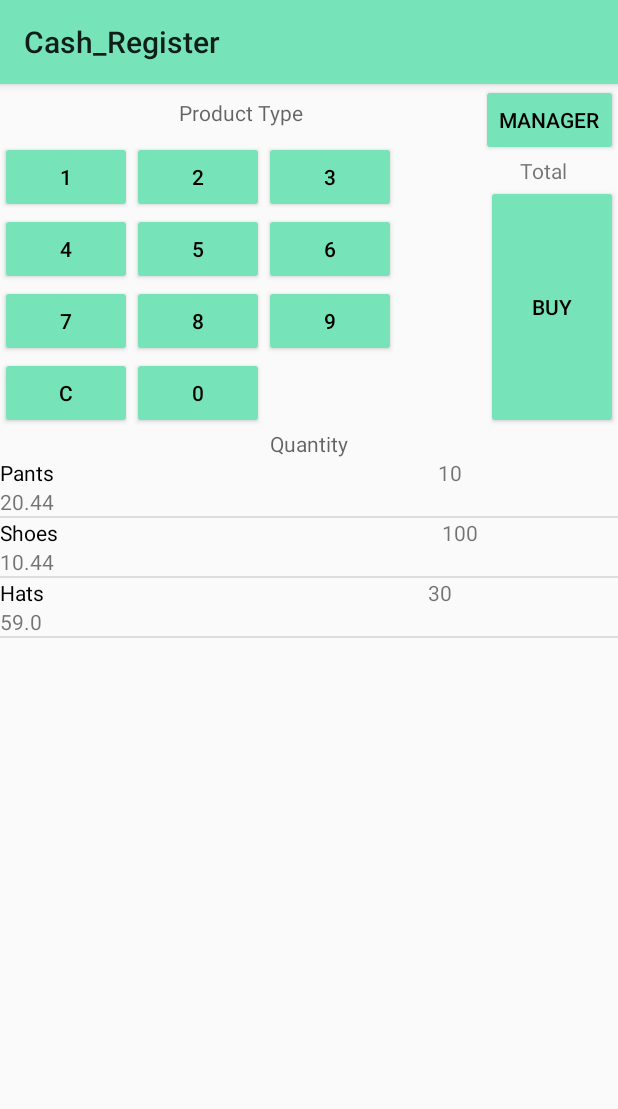
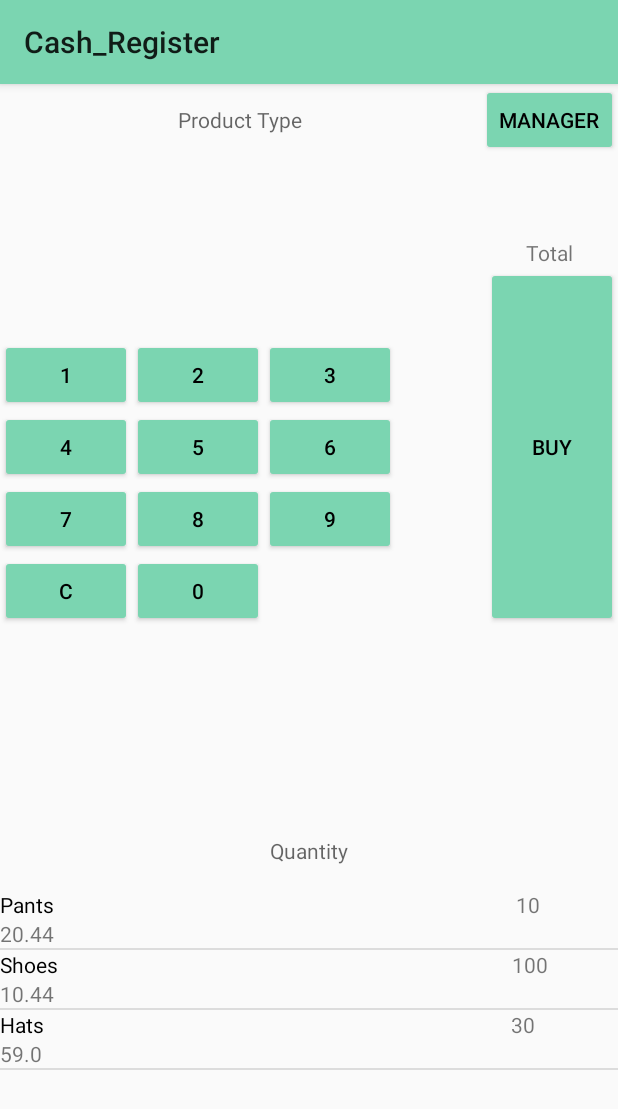
Before and after one commit to mays4/Cash_Register, an Android app: the screen it shows after launch (MainActivity), on a phone screen of 412 x 824 dp. Shown: the top 1109 px of the screen. Run offline under Robolectric (Android 15) with nearby library versions, the phone set to English and light mode, and no system bars.

Commit message:
Clean some codes and change in design

```diff
--- a/app/src/main/java/com/example/cash_register/MainActivity.java
+++ b/app/src/main/java/com/example/cash_register/MainActivity.java
@@ -29,10 +29,21 @@ public class MainActivity extends AppCompatActivity implements View.OnClickListe
     Double priceOfItem;
     String product_name ;
     ProductsBaseAdapter productsBaseAdapter;
-
+//    private static final String KEY_QUANTITY = "quantity";
+    private static final String KEY_TEXT_INPUT = "text_input";
+    private static final String KEY_TOTAL = "total";
     @Override
     protected void onCreate(Bundle savedInstanceState) {
+
         super.onCreate(savedInstanceState);
+//        if (savedInstanceState != null) {
+//            displayQuantity.setText(savedInstanceState.getString("quantity", ""));
+//            text_input.setText(savedInstanceState.getString(KEY_TEXT_INPUT, ""));
+//            displayTotal.setText(savedInstanceState.getString(KEY_TOTAL, ""));
+//            selectedProductIndex = savedInstanceState.getInt("selectedProductIndex", -1);
+//
+//
+//        }
         setContentView(R.layout.activity_main);
         displayQuantity = findViewById(R.id.quantity);
         displayTotal = findViewById(R.id.total);
@@ -83,6 +94,8 @@ public class MainActivity extends AppCompatActivity implements View.OnClickListe
           });
 
     }
+
+
 
     @SuppressLint("SetTextI18n")
     @Override
--- a/app/src/main/res/layout/activity_main.xml
+++ b/app/src/main/res/layout/activity_main.xml
@@ -9,25 +9,37 @@
 
     <TextView
         android:id="@+id/textView"
-        android:layout_width="292dp"
-        android:layout_height="38dp"
+        android:layout_width="wrap_content"
+        android:layout_height="0dp"
         android:gravity="center"
         android:hint="@string/product_type"
-        app:layout_constraintBottom_toTopOf="@+id/table"
+        app:layout_constraintBottom_toBottomOf="@+id/manger"
         app:layout_constraintEnd_toStartOf="@+id/manger"
         app:layout_constraintStart_toStartOf="parent"
-        app:layout_constraintTop_toTopOf="parent" />
+        app:layout_constraintTop_toTopOf="parent"
+
+        />
+
     <Button
         android:id="@+id/manger"
-        android:layout_width="wrap_content"
+        android:layout_width="0dp"
         android:layout_height="wrap_content"
         android:backgroundTint="@color/DarkSeaGreen"
         android:text="@string/manger"
         android:textColor="@color/black"
-        app:layout_constraintBottom_toTopOf="@+id/total"
+        app:layout_constraintBottom_toBottomOf="@+id/textView"
         app:layout_constraintEnd_toEndOf="parent"
-        app:layout_constraintHorizontal_bias="1.0"
-        app:layout_constraintTop_toTopOf="parent" />
+        app:layout_constraintTop_toTopOf="parent"
+        app:layout_constraintVertical_bias="0.1" />
+
+
+    <androidx.constraintlayout.widget.Guideline
+        android:id="@+id/guideline"
+        android:layout_width="wrap_content"
+        android:layout_height="wrap_content"
+        android:orientation="horizontal"
+        app:layout_constraintGuide_percent="0.23" />
+
 
     <TableLayout
         android:id="@+id/table"
@@ -35,7 +47,9 @@
         android:layout_height="wrap_content"
         android:weightSum="4"
         app:layout_constraintStart_toStartOf="parent"
-        app:layout_constraintTop_toBottomOf="@+id/textView">
+        app:layout_constraintTop_toBottomOf="@+id/textView"
+        app:layout_constraintBottom_toTopOf="@+id/guideline3"
+        >
 
         <TableRow
             android:layout_width="wrap_content"
@@ -168,18 +182,24 @@
         </TableRow>
     </TableLayout>
 
+    <androidx.constraintlayout.widget.Guideline
+        android:id="@+id/guideline3"
+        android:layout_width="wrap_content"
+        android:layout_height="wrap_content"
+        android:orientation="horizontal"
+        app:layout_constraintGuide_percent="0.63" />
+    <TextView
+        android:id="@+id/total"
+        android:layout_width="wrap_content"
+        android:layout_height="wrap_content"
+        android:text="@string/total"
+        android:textAlignment="center"
+        app:layout_constraintStart_toStartOf="@id/manger"
+        app:layout_constraintEnd_toEndOf="parent"
+        app:layout_constraintTop_toBottomOf="@id/manger"
+        app:layout_constraintBottom_toBottomOf="@+id/guideline"/>
 
 
-
-    <TextView
-        android:id="@+id/total"
-        android:layout_width="100dp"
-        android:layout_height="wrap_content"
-
-        android:text="@string/total"
-        android:textAlignment="center"
-        app:layout_constraintEnd_toEndOf="parent"
-        app:layout_constraintTop_toBottomOf="@id/manger" />
     <Button
         android:id="@+id/buy"
         android:layout_width="wrap_content"
@@ -187,167 +207,32 @@
         android:backgroundTint="@color/DarkSeaGreen"
         android:text="@string/buy"
         android:textColor="@color/black"
+        app:layout_constraintBottom_toBottomOf="@id/table"
         app:layout_constraintEnd_toEndOf="parent"
         app:layout_constraintHorizontal_bias="1.0"
         app:layout_constraintStart_toEndOf="@+id/table"
-        app:layout_constraintTop_toBottomOf="@+id/total"
-        app:layout_constraintBottom_toBottomOf="@id/table"
-        />
+        app:layout_constraintTop_toBottomOf="@id/total" />
 
-<!--    <Button-->
-<!--        android:id="@+id/one"-->
-<!--        android:layout_width="wrap_content"-->
-<!--        android:layout_height="0dp"-->
-<!--        android:backgroundTint="@color/DarkSeaGreen"-->
-<!--        android:text="@string/one"-->
-<!--        android:textColor="@color/black"-->
-
-<!--        app:layout_constraintHorizontal_chainStyle="spread"-->
-<!--        app:layout_constraintStart_toStartOf="parent"-->
-<!--        app:layout_constraintTop_toBottomOf="@+id/textView" />-->
-
-<!--    <Button-->
-<!--        android:id="@+id/two"-->
-<!--        android:layout_width="wrap_content"-->
-<!--        android:layout_height="0dp"-->
-<!--        android:backgroundTint="@color/DarkSeaGreen"-->
-<!--        android:text="@string/two"-->
-<!--        android:textColor="@color/black"-->
-
-<!--        app:layout_constraintTop_toBottomOf="@+id/textView"-->
-<!--        app:layout_constraintStart_toEndOf="@id/one"-->
-
-
-<!--    />-->
-<!--    <Button-->
-<!--        android:id="@+id/three"-->
-<!--        android:layout_width="wrap_content"-->
-<!--        android:layout_height="0dp"-->
-<!--        android:backgroundTint="@color/DarkSeaGreen"-->
-<!--        android:text="@string/three"-->
-<!--        android:textColor="@color/black"-->
-<!--        app:layout_constraintTop_toBottomOf="@+id/textView"-->
-<!--        app:layout_constraintStart_toEndOf="@id/two"-->
-<!--        app:layout_constraintHorizontal_chainStyle="spread"-->
-
-<!--        />-->
-
-
-<!--    <Button-->
-<!--        android:id="@+id/four"-->
-<!--        android:layout_width="wrap_content"-->
-<!--        android:layout_height="0dp"-->
-<!--        android:backgroundTint="@color/DarkSeaGreen"-->
-<!--        android:text="@string/four"-->
-<!--        android:textColor="@color/black"-->
-<!--        app:layout_constraintStart_toStartOf="parent"-->
-<!--        app:layout_constraintTop_toBottomOf="@id/one"-->
-<!--        />-->
-
-<!--    <Button-->
-<!--        android:id="@+id/five"-->
-<!--        android:layout_width="wrap_content"-->
-<!--        android:layout_height="0dp"-->
-<!--        android:backgroundTint="@color/DarkSeaGreen"-->
-<!--        android:text="@string/five"-->
-<!--        android:textColor="@color/black"-->
-<!--        app:layout_constraintTop_toBottomOf="@id/two"-->
-<!--        app:layout_constraintStart_toEndOf="@id/four"-->
-
-<!--        />-->
-
-<!--    <Button-->
-<!--        android:id="@+id/six"-->
-<!--        android:layout_width="wrap_content"-->
-<!--        android:layout_height="0dp"-->
-<!--        android:backgroundTint="@color/DarkSeaGreen"-->
-<!--        android:text="@string/six"-->
-<!--        android:textColor="@color/black"-->
-
-<!--        app:layout_constraintTop_toBottomOf="@id/three"-->
-<!--        app:layout_constraintStart_toEndOf="@id/five"-->
-<!--         />-->
-
-<!--    <Button-->
-<!--        android:id="@+id/seven"-->
-<!--        android:layout_width="wrap_content"-->
-<!--        android:layout_height="0dp"-->
-<!--        android:backgroundTint="@color/DarkSeaGreen"-->
-<!--        android:text="@string/seven"-->
-<!--        android:textColor="@color/black"-->
-<!--        app:layout_constraintStart_toStartOf="parent"-->
-<!--        app:layout_constraintTop_toBottomOf="@id/four"-->
-<!--        />-->
-
-
-<!--    <Button-->
-<!--        android:id="@+id/eight"-->
-<!--        android:layout_width="wrap_content"-->
-<!--        android:layout_height="0dp"-->
-<!--        android:backgroundTint="@color/DarkSeaGreen"-->
-<!--        android:text="@string/eight"-->
-<!--        android:textColor="@color/black"-->
-
-<!--        app:layout_constraintTop_toBottomOf="@id/five"-->
-<!--        app:layout_constraintStart_toEndOf="@id/seven"-->
-<!--/>-->
-
-<!--    <Button-->
-<!--        android:id="@+id/nine"-->
-<!--        android:layout_width="wrap_content"-->
-<!--        android:layout_height="0dp"-->
-<!--        android:backgroundTint="@color/DarkSeaGreen"-->
-<!--        android:text="@string/nine"-->
-<!--        android:textColor="@color/black"-->
-<!--        app:layout_constraintTop_toBottomOf="@id/six"-->
-<!--        app:layout_constraintStart_toEndOf="@id/eight"-->
-<!--      />-->
-
-<!--    <LinearLayout-->
-<!--        android:id="@+id/linearLayout"-->
-<!--        android:layout_width="wrap_content"-->
-<!--        android:layout_height="0dp"-->
-<!--        android:orientation="horizontal"-->
-<!--        app:layout_constraintStart_toStartOf="parent"-->
-<!--        app:layout_constraintTop_toBottomOf="@id/seven">-->
-
-<!--        <Button-->
-<!--            android:id="@+id/clear"-->
-<!--            android:layout_width="wrap_content"-->
-<!--            android:layout_height="wrap_content"-->
-<!--            android:backgroundTint="@color/DarkSeaGreen"-->
-<!--            android:text="@string/clear"-->
-<!--            android:textColor="@color/black"-->
-<!--            app:layout_constraintTop_toBottomOf="@id/seven"-->
-<!--            />-->
-
-<!--        <Button-->
-<!--            android:id="@+id/zero"-->
-<!--            android:layout_width="wrap_content"-->
-<!--            android:layout_height="wrap_content"-->
-<!--            android:backgroundTint="@color/DarkSeaGreen"-->
-<!--            android:text="@string/zero"-->
-<!--            android:textColor="@color/black"-->
-<!--            app:layout_constraintStart_toEndOf="@id/clear"-->
-<!--            app:layout_constraintTop_toBottomOf="@id/eight"-->
-
-<!--            />-->
-<!--    </LinearLayout>-->
 
     <TextView
         android:id="@+id/quantity"
-        android:layout_width="wrap_content"
+        android:layout_width="0dp"
         android:layout_height="wrap_content"
+        android:gravity="center"
         android:hint="@string/quantity"
         app:layout_constraintEnd_toEndOf="parent"
         app:layout_constraintStart_toStartOf="parent"
-        app:layout_constraintTop_toBottomOf="@+id/table" />
+        app:layout_constraintTop_toBottomOf="@+id/guideline3"
+        app:layout_constraintBottom_toTopOf="@+id/guideline2"/>
+
+
     <androidx.constraintlayout.widget.Guideline
-        android:id="@+id/guideline"
+        android:id="@+id/guideline2"
         android:layout_width="wrap_content"
         android:layout_height="wrap_content"
         android:orientation="horizontal"
-        app:layout_constraintGuide_percent="0.3" />
+        app:layout_constraintGuide_percent="0.7" />
+
     <ListView
         android:id="@+id/product_list"
         android:layout_width="0dp"
@@ -355,9 +240,7 @@
         app:layout_constraintBottom_toBottomOf="parent"
         app:layout_constraintEnd_toEndOf="parent"
         app:layout_constraintStart_toStartOf="parent"
-        app:layout_constraintTop_toBottomOf="@+id/quantity"
-         />
-
+        app:layout_constraintTop_toBottomOf="@+id/guideline2" />
 
 
 
--- a/app/src/main/res/layout/activity_restock.xml
+++ b/app/src/main/res/layout/activity_restock.xml
@@ -9,6 +9,7 @@
         android:id="@+id/edit_text"
         android:layout_width="wrap_content"
         android:layout_height="wrap_content"
+        android:inputType="text"
         android:hint="@string/new_quantity"
         app:layout_constraintTop_toTopOf="parent"
         app:layout_constraintStart_toStartOf="parent"
--- a/app/src/main/res/layout/cash_register_list_row.xml
+++ b/app/src/main/res/layout/cash_register_list_row.xml
@@ -20,6 +20,7 @@
         android:layout_height="wrap_content"
         android:layout_marginStart="256dp"
         android:text="@string/product_row_quantity"
+        android:gravity="center"
         app:layout_constraintBottom_toTopOf="@+id/product_price_row"
         app:layout_constraintEnd_toEndOf="parent"
         app:layout_constraintStart_toEndOf="@id/product_name_row"
--- a/app/src/main/res/values/colors.xml
+++ b/app/src/main/res/values/colors.xml
@@ -86,7 +86,7 @@
     <color name="DarkViolet">#9400D3</color>
     <color name="MediumPurple">#9370DB</color>
     <color name="LightGreen">#90EE90</color>
-    <color name="DarkSeaGreen">#77E3B8</color>
+    <color name="DarkSeaGreen">#7BD5B1</color>
     <color name="SaddleBrown">#8B4513</color>
     <color name="DarkMagenta">#8B008B</color>
     <color name="DarkRed">#8B0000</color>
```
Also changed, not shown: app/src/main/AndroidManifest.xml (+6 -2 lines), app/src/main/java/com/example/cash_register/RestockActivity.java (+23 -10 lines), app/src/main/res/layout/cash_register_row.xml (deleted, +0 -16 lines).
